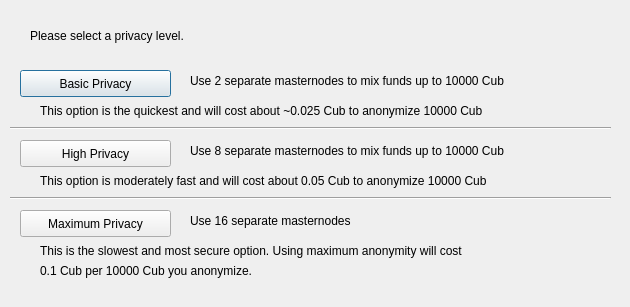
This is src/qt/forms/obfuscationconfig.ui in Visco33/test as Qt 5 draws it before an edit. The edited form follows.
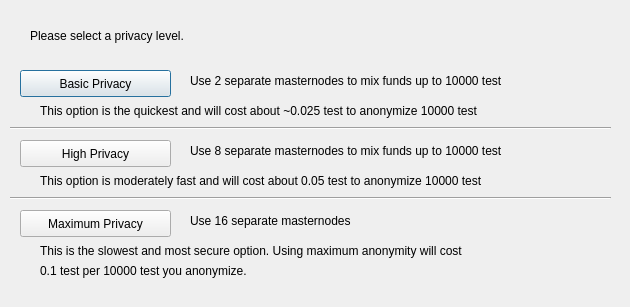
This is the edited form.

The edit to the form file:
```diff
--- a/src/qt/forms/obfuscationconfig.ui
+++ b/src/qt/forms/obfuscationconfig.ui
@@ -75,7 +75,7 @@
     </rect>
    </property>
    <property name="text">
-    <string>Use 2 separate masternodes to mix funds up to 10000 Cub</string>
+    <string>Use 2 separate masternodes to mix funds up to 10000 test</string>
    </property>
   </widget>
   <widget class="QLabel" name="label_3">
@@ -88,7 +88,7 @@
     </rect>
    </property>
    <property name="text">
-    <string>Use 8 separate masternodes to mix funds up to 10000 Cub</string>
+    <string>Use 8 separate masternodes to mix funds up to 10000 test</string>
    </property>
   </widget>
   <widget class="QLabel" name="label_4">
@@ -114,7 +114,7 @@
     </rect>
    </property>
    <property name="text">
-    <string>This option is the quickest and will cost about ~0.025 Cub to anonymize 10000 Cub</string>
+    <string>This option is the quickest and will cost about ~0.025 test to anonymize 10000 test</string>
    </property>
   </widget>
   <widget class="QLabel" name="label_7">
@@ -127,7 +127,7 @@
     </rect>
    </property>
    <property name="text">
-    <string>This option is moderately fast and will cost about 0.05 Cub to anonymize 10000 Cub</string>
+    <string>This option is moderately fast and will cost about 0.05 test to anonymize 10000 test</string>
    </property>
   </widget>
   <widget class="QLabel" name="label_8">
@@ -153,7 +153,7 @@
     </rect>
    </property>
    <property name="text">
-    <string>0.1 Cub per 10000 Cub you anonymize.</string>
+    <string>0.1 test per 10000 test you anonymize.</string>
    </property>
   </widget>
   <widget class="Line" name="line">
```
